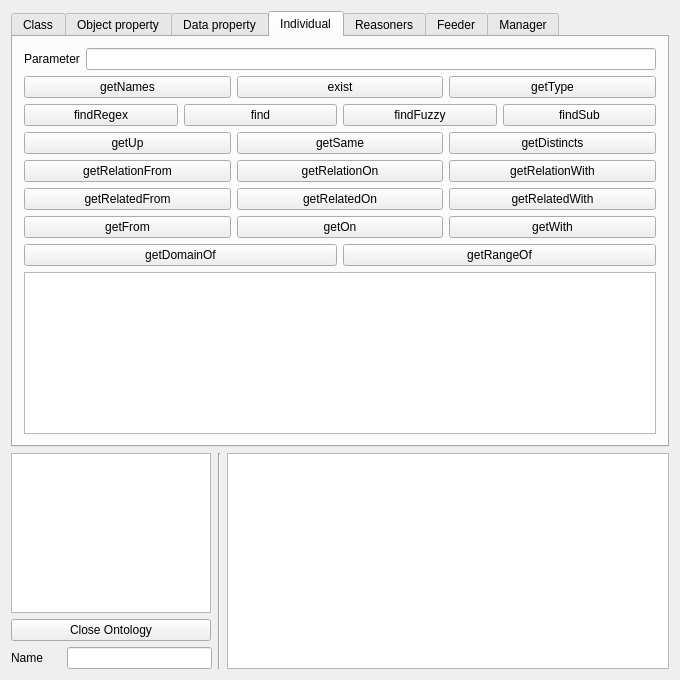
This is ui/ontologui.ui in sarthou/ontologenius as Qt 5 draws it before an edit. The edited form follows.
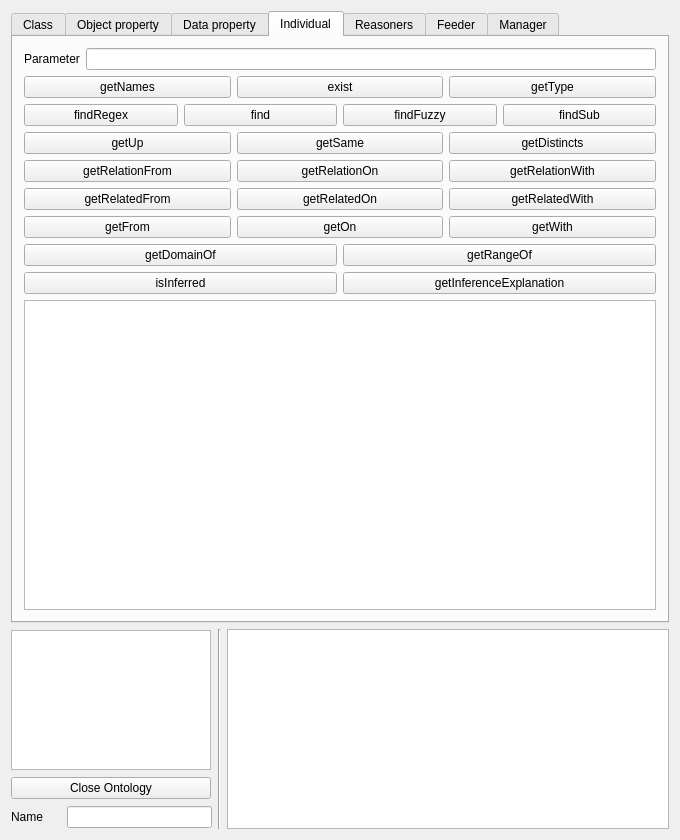
This is the edited form. The open tabs and pages were chosen to show the change. Icons and pictures are not drawn. Custom widgets are drawn as their Qt base class.

Commit message: [Ontologui] add isInferred and getInferenceExplanation buttons

The edit to the form file:
```diff
--- a/ui/ontologui.ui
+++ b/ui/ontologui.ui
@@ -7,7 +7,7 @@
     <x>0</x>
     <y>0</y>
     <width>680</width>
-    <height>680</height>
+    <height>840</height>
    </rect>
   </property>
   <property name="windowTitle">
@@ -1557,6 +1557,41 @@
           </item>
          </layout>
         </item>
+        <item>
+         <layout class="QHBoxLayout" name="horizontalLayout_36">
+          <item>
+           <widget class="QPushButtonExtended" name="Individual_isInferred">
+            <property name="whatsThis">
+              <string>
+                &lt;html&gt;&lt;head/&gt;&lt;body&gt;
+                &lt;p&gt;&lt;span style=&quot; font-weight:600; font-style:italic;&quot;&gt;isInferred&lt;/span&gt; 
+                tests if a relation of the form `subject|property|object` or `subject|class` has been inferred or not.
+                If it is, the result will be the provided relation.&lt;/p&gt;
+                &lt;/body&gt;&lt;/html&gt;
+              </string>
+            </property>
+            <property name="text">
+             <string>isInferred</string>
+            </property>
+           </widget>
+          </item>
+          <item>
+           <widget class="QPushButtonExtended" name="Individual_getInferenceExplanation">
+            <property name="whatsThis">
+              <string>
+                &lt;html&gt;&lt;head/&gt;&lt;body&gt;
+                &lt;p&gt;&lt;span style=&quot; font-weight:600; font-style:italic;&quot;&gt;getInferenceExplanation&lt;/span&gt; 
+                gives you all the relations used in the inference of the provided relation of the form `subject|property|object` or `subject|class`.&lt;/p&gt;
+                &lt;/body&gt;&lt;/html&gt;
+              </string>
+            </property>
+            <property name="text">
+             <string>getInferenceExplanation</string>
+            </property>
+           </widget>
+          </item>
+         </layout>
+        </item>
         <item>
          <widget class="QTextEdit" name="IndividualDescription">
           <property name="readOnly">
@@ -2145,7 +2180,7 @@
           <property name="maximumSize">
            <size>
             <width>200</width>
-            <height>200</height>
+            <height>140</height>
            </size>
           </property>
           <property name="readOnly">
@@ -2223,7 +2258,7 @@
         <property name="maximumSize">
          <size>
           <width>16777215</width>
-          <height>260</height>
+          <height>200</height>
          </size>
         </property>
         <property name="readOnly">
```
Left out of the diff: 2 changed lines with no effect on the pictures. The commit also changes 1 other file.
